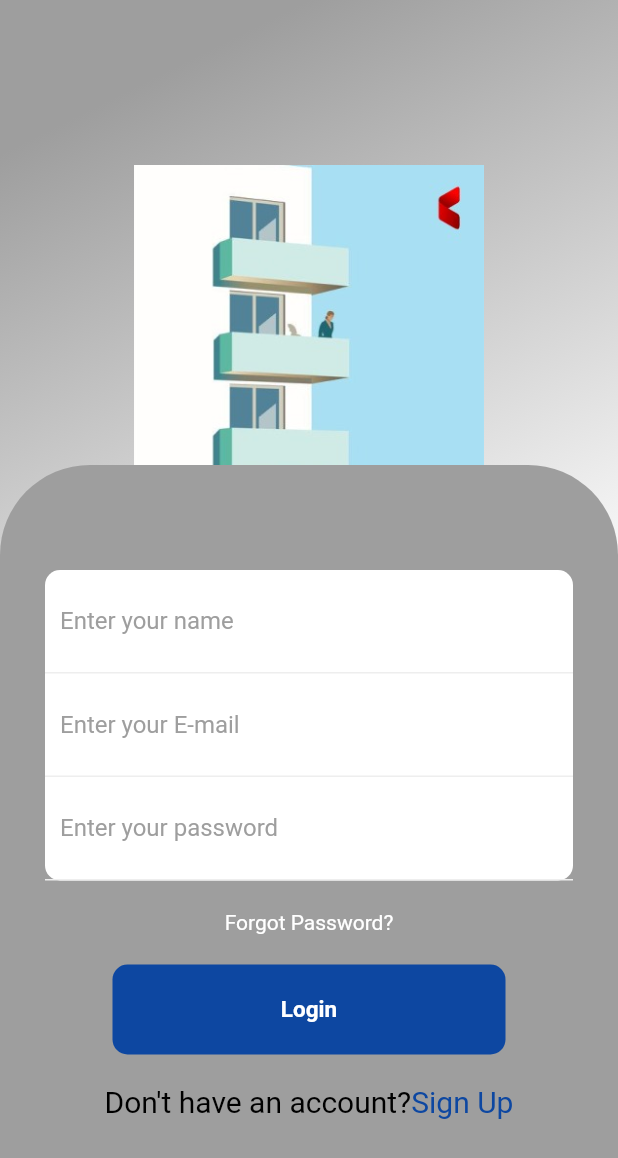
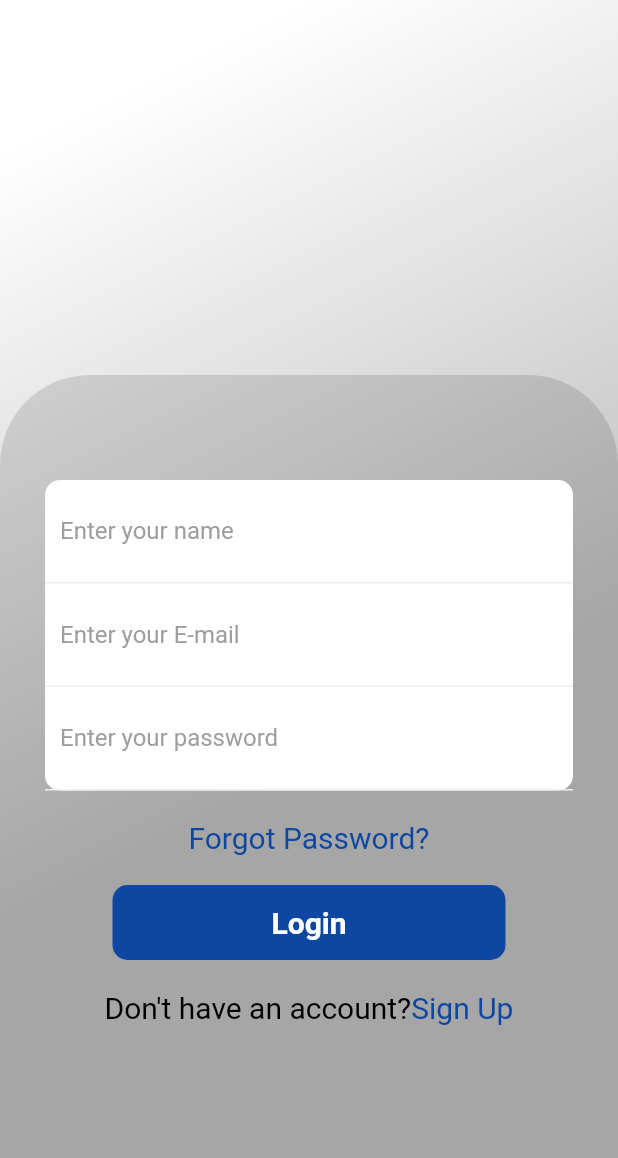
Before and after one commit to priyansh1211/4NerdyGuys, a Flutter app: the screen it shows after launch, on a phone screen of 412 x 824 dp. Shown: the top 1158 px of the screen. Run offline on Flutter 3.47's test engine with Material 2 defaults, Android fonts, the light colour scheme and no system bars.

Commit message:
Login page design modified and forgot password page created

```diff
--- a/lib/main.dart
+++ b/lib/main.dart
@@ -1,4 +1,5 @@
 import 'package:flutter/material.dart';
+import './pages/ForgotPassword.dart';
 import './pages/LoginPage.dart';
 import './pages/SignUp.dart';
 void main() {
@@ -7,7 +8,8 @@ void main() {
     initialRoute: 'LoginPage',
     routes: {
       'LoginPage' : (context) => LoginPage(),
-      'SignUp' : (context) => signup()
+      'SignUp' : (context) => SignUp(),
+      'Forgot Password': (context)=> ForgotPassword(),
     },
   ));
 }
--- a/lib/pages/Button.dart
+++ b/lib/pages/Button.dart
@@ -12,7 +12,7 @@ class _ButtonState extends State<Button> {
   @override
   Widget build(BuildContext context) {
     return Container(
-      height: 60,
+      height: 50,
         margin: EdgeInsets.symmetric(horizontal: 45),
         decoration: BoxDecoration(
           color: Colors.blue.shade900,
@@ -22,7 +22,7 @@ class _ButtonState extends State<Button> {
         child: Text("Login", style: TextStyle(
             color: Colors.white,
             fontWeight: FontWeight.bold,
-            fontSize:15
+            fontSize:20
         ),
         ),
       ),
--- a/lib/pages/Header.dart
+++ b/lib/pages/Header.dart
@@ -11,9 +11,9 @@ class _HeaderState extends State<Header> {
   @override
   Widget build(BuildContext context) {
     return Container(
-      child: ClipRRect(
-        child: Image.asset('assets/images/login_page_pic.jpeg',height: 200,),
-      ),
+      //child: ClipRRect(
+        //child: Image.asset('assets/images/login_page_pic.jpeg',height: 200,),
+      //),
     );
   }
 }
--- a/lib/pages/InputWrapper.dart
+++ b/lib/pages/InputWrapper.dart
@@ -23,8 +23,12 @@ Widget build(BuildContext context) {
             child: InputField(),
           ),
           SizedBox(height: 20,),
-          Text("Forgot Password?",style: TextStyle(color: Colors.white),
-          ),
+           InkWell(
+             onTap: (){
+               Navigator.pushNamed(context, 'SignUp');
+             },
+             child: Text("Forgot Password?",style: TextStyle(color: Colors.blue.shade900,fontSize: 20),),
+           ),
           SizedBox(height: 20,),
           Button(),
           SizedBox(height: 20,),
--- a/lib/pages/LoginPage.dart
+++ b/lib/pages/LoginPage.dart
@@ -16,23 +16,26 @@ class _LoginPageState extends State<LoginPage> {
   @override
   Widget build(BuildContext context) {
     return Scaffold(
-      body: Container(
-        width: double.infinity,
+      resizeToAvoidBottomInset: false,
+      body: ClipRRect(
+        child:Container(
         decoration: BoxDecoration(
             gradient: LinearGradient(begin: Alignment.topCenter, colors: [
-          Colors.grey.shade500,
               Colors.white,
-        ])),
+              Colors.grey.shade400,
+            ]
+            )
+        ),
         child: Column(
           children: <Widget>[
             const SizedBox(
-              height: 110,
+              height: 250,
             ),
             const Header(),
             Expanded(
                 child: Container(
                   decoration: const BoxDecoration(
-                  color: Colors.grey,
+                      color: Colors.black12,
                       borderRadius: BorderRadius.only(
                           topLeft: Radius.circular(60),
                           topRight: Radius.circular(60))),
@@ -40,7 +43,7 @@ class _LoginPageState extends State<LoginPage> {
                 )),
           ],
         ),
-      ),
+      ),)
     );
   }
 }
```
Also changed, not shown: lib/pages/SignUp.dart (+27 -91 lines), lib/pages/SignUpInputWrapper.dart (added, +34 -0 lines), assets/images/forgot_password.png (added). Lines whose indentation alone changed are shown as unchanged.
